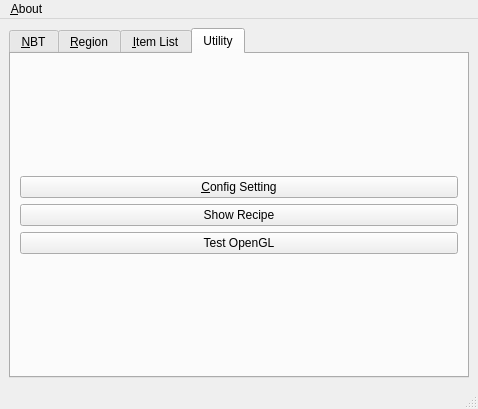
First picture: the form in src/qt/mainwindow.ui, repository DreamHelium/dhlrc, before the edit.
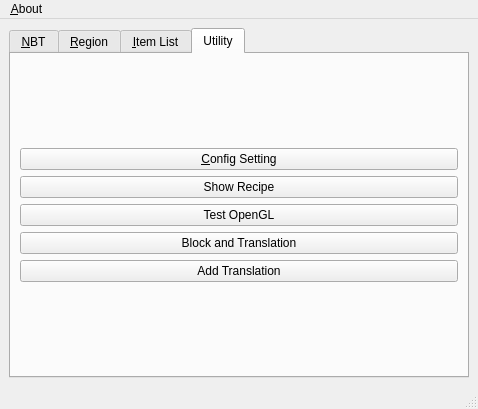
Second picture: the form after the edit. The open tabs and pages were chosen to show the change.

Patch:
```diff
--- a/src/qt/mainwindow.ui
+++ b/src/qt/mainwindow.ui
@@ -165,6 +165,20 @@
             </property>
            </widget>
           </item>
+          <item>
+           <widget class="QPushButton" name="trBtn">
+            <property name="text">
+             <string>Block and Translation</string>
+            </property>
+           </widget>
+          </item>
+          <item>
+           <widget class="QPushButton" name="addBtn">
+            <property name="text">
+             <string>Add Translation</string>
+            </property>
+           </widget>
+          </item>
          </layout>
         </item>
        </layout>
```
